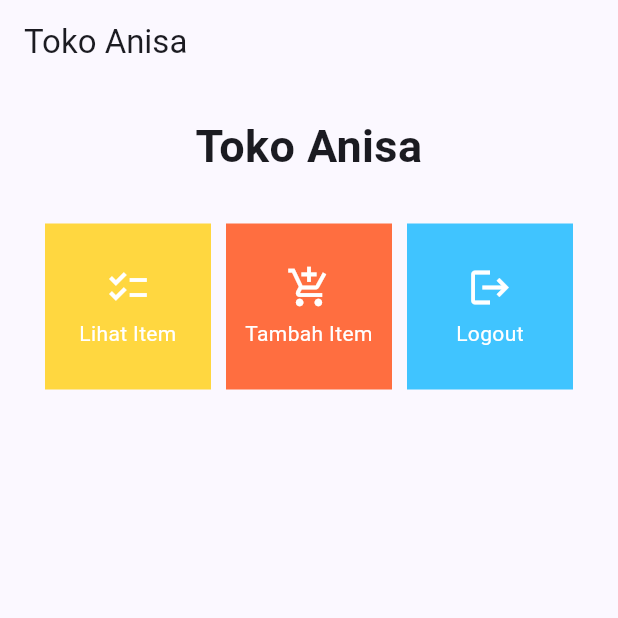
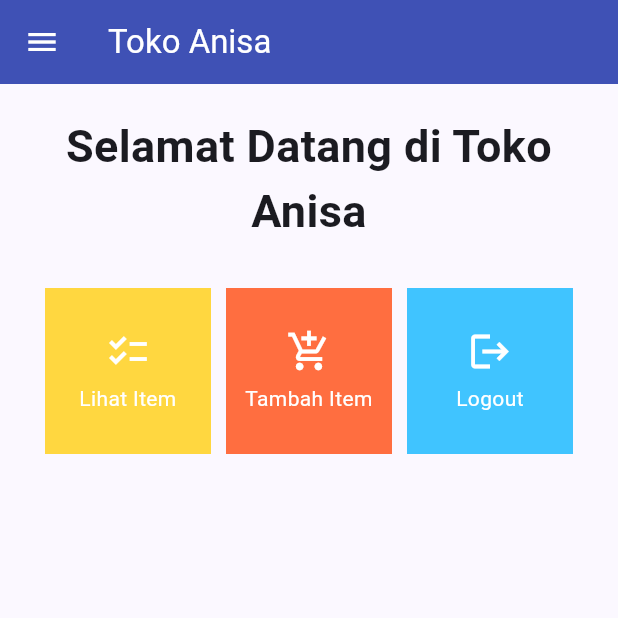
Before and after one commit to rizkiariffudin/toko-anisa-mobile, a Flutter app: the screen it shows after launch, on a phone screen of 412 x 824 dp, the top half of it. Run offline on Flutter 3.47's test engine with Material 2 defaults, Android fonts, the light colour scheme and no system bars.

Commit message:
Selesai Mengerjakan Tugas 8 + Bonus

```diff
--- a/lib/main.dart
+++ b/lib/main.dart
@@ -1,5 +1,5 @@
 import 'package:flutter/material.dart';
-import 'package:toko_anisa/menu.dart';
+import 'package:toko_anisa/screens/menu.dart';
 
 void main() {
   runApp(const MyApp());
@@ -12,7 +12,7 @@ class MyApp extends StatelessWidget {
   @override
   Widget build(BuildContext context) {
     return MaterialApp(
-      title: 'Flutter Demo',
+      title: 'Toko Anisa',
       theme: ThemeData(
         // This is the theme of your application.
         //
--- a/lib/menu.dart
+++ /dev/null
@@ -1,111 +0,0 @@
-import 'package:flutter/material.dart';
-
-class ShopItem {
-  final String name;
-  final IconData icon;
-  final Color color;
-
-  ShopItem(this.name, this.icon, this.color);
-}
-
-class MyHomePage extends StatelessWidget {
-  MyHomePage({Key? key}) : super(key: key);
-  final List<ShopItem> items = [
-    ShopItem("Lihat Item", Icons.checklist, Colors.amberAccent),
-    ShopItem("Tambah Item", Icons.add_shopping_cart, Colors.deepOrangeAccent),
-    ShopItem("Logout", Icons.logout, Colors.lightBlueAccent),
-  ];
-
-  @override
-  Widget build(BuildContext context) {
-    return Scaffold(
-      appBar: AppBar(
-        title: const Text(
-          'Toko Anisa',
-        ),
-      ),
-      body: SingleChildScrollView(
-        // Widget wrapper yang dapat discroll
-        child: Padding(
-          padding: const EdgeInsets.all(10.0), // Set padding dari halaman
-          child: Column(
-            // Widget untuk menampilkan children secara vertikal
-            children: <Widget>[
-              const Padding(
-                padding: EdgeInsets.only(top: 10.0, bottom: 10.0),
-                // Widget Text untuk menampilkan tulisan dengan alignment center dan style yang sesuai
-                child: Text(
-                  'Toko Anisa', // Text yang menandakan toko
-                  textAlign: TextAlign.center,
-                  style: TextStyle(
-                    fontSize: 30,
-                    fontWeight: FontWeight.bold,
-                  ),
-                ),
-              ),
-              // Grid layout
-              GridView.count(
-                // Container pada card kita.
-                primary: true,
-                padding: const EdgeInsets.all(20),
-                crossAxisSpacing: 10,
-                mainAxisSpacing: 10,
-                crossAxisCount: 3,
-                shrinkWrap: true,
-                children: items.map((ShopItem item) {
-                  // Iterasi untuk setiap item
-                  return ShopCard(item);
-                }).toList(),
-              ),
-            ],
-          ),
-        ),
-      ),
-    );
-  }
-}
-
-class ShopCard extends StatelessWidget {
-  final ShopItem item;
-
-  const ShopCard(this.item, {super.key}); // Constructor
-
-  @override
-  Widget build(BuildContext context) {
-    return Material(
-      color: item.color,
-      child: InkWell(
-        // Area responsive terhadap sentuhan
-        onTap: () {
-          // Memunculkan SnackBar ketika diklik
-          ScaffoldMessenger.of(context)
-            ..hideCurrentSnackBar()
-            ..showSnackBar(SnackBar(
-                content: Text("Kamu telah menekan tombol ${item.name}!")));
-        },
-        child: Container(
-          // Container untuk menyimpan Icon dan Text
-          padding: const EdgeInsets.all(8),
-          child: Center(
-            child: Column(
-              mainAxisAlignment: MainAxisAlignment.center,
-              children: [
-                Icon(
-                  item.icon,
-                  color: Colors.white,
-                  size: 30.0,
-                ),
-                const Padding(padding: EdgeInsets.all(3)),
-                Text(
-                  item.name,
-                  textAlign: TextAlign.center,
-                  style: const TextStyle(color: Colors.white),
-                ),
-              ],
-            ),
-          ),
-        ),
-      ),
-    );
-  }
-}
--- /dev/null
+++ b/lib/screens/menu.dart
@@ -0,0 +1,65 @@
+import 'package:flutter/material.dart';
+import 'package:toko_anisa/widgets/left_drawer.dart';
+import 'package:toko_anisa/widgets/shop_card.dart';
+
+class MyHomePage extends StatelessWidget {
+  MyHomePage({Key? key}) : super(key: key);
+
+  final List<MenuItem> items = [
+    MenuItem("Lihat Item", Icons.checklist, Colors.amberAccent),
+    MenuItem("Tambah Item", Icons.add_shopping_cart, Colors.deepOrangeAccent),
+    MenuItem("Logout", Icons.logout, Colors.lightBlueAccent),
+  ];
+
+  @override
+  Widget build(BuildContext context) {
+    return Scaffold(
+      appBar: AppBar(
+        centerTitle: false,
+        title: const Text(
+          'Toko Anisa',
+        ),
+        backgroundColor: Colors.indigo,
+        foregroundColor: Colors.white,
+      ),
+      drawer: const LeftDrawer(),
+      body: SingleChildScrollView(
+        // Widget wrapper yang dapat discroll
+        child: Padding(
+          padding: const EdgeInsets.all(10.0), // Set padding dari halaman
+          child: Column(
+            // Widget untuk menampilkan children secara vertikal
+            children: <Widget>[
+              const Padding(
+                padding: EdgeInsets.only(top: 10.0, bottom: 10.0),
+                // Widget Text untuk menampilkan tulisan dengan alignment center dan style yang sesuai
+                child: Text(
+                  'Selamat Datang di Toko Anisa', // Text yang menandakan toko
+                  textAlign: TextAlign.center,
+                  style: TextStyle(
+                    fontSize: 30,
+                    fontWeight: FontWeight.bold,
+                  ),
+                ),
+              ),
+              // Grid layout
+              GridView.count(
+                // Container pada card kita.
+                primary: true,
+                padding: const EdgeInsets.all(20),
+                crossAxisSpacing: 10,
+                mainAxisSpacing: 10,
+                crossAxisCount: 3,
+                shrinkWrap: true,
+                children: items.map((MenuItem item) {
+                  // Iterasi untuk setiap item
+                  return MenuCard(item);
+                }).toList(),
+              ),
+            ],
+          ),
+        ),
+      ),
+    );
+  }
+}
--- /dev/null
+++ b/lib/widgets/shop_card.dart
@@ -0,0 +1,87 @@
+import 'package:flutter/material.dart';
+import 'package:toko_anisa/screens/shoplist_form.dart';
+import 'package:toko_anisa/screens/show_item.dart';
+
+class MenuItem {
+  final String name;
+  final IconData icon;
+  final Color color;
+
+  MenuItem(this.name, this.icon, this.color);
+}
+
+class Item {
+  final String name;
+  final int amount;
+  final String description;
+
+  Item({
+    required this.name,
+    required this.amount,
+    required this.description,
+  });
+}
+
+class MenuCard extends StatelessWidget {
+  final MenuItem item;
+
+  const MenuCard(this.item, {super.key}); // Constructor
+
+  @override
+  Widget build(BuildContext context) {
+    return Material(
+      color: item.color,
+      child: InkWell(
+        // Area responsive terhadap sentuhan
+        onTap: () {
+          // Memunculkan SnackBar ketika diklik
+          ScaffoldMessenger.of(context)
+            ..hideCurrentSnackBar()
+            ..showSnackBar(SnackBar(
+                content: Text("Kamu telah menekan tombol ${item.name}!")));
+
+          if (item.name == "Lihat Item") {
+            Navigator.push(
+                context,
+                MaterialPageRoute(
+                  builder: (context) => const ItemsPage(),
+                ));
+          }
+
+          // Navigate ke route yang sesuai (tergantung jenis tombol)
+          if (item.name == "Tambah Item") {
+            // Melakukan navigasi ke MaterialPageRoute yang mencakup ShopFormPage.
+            Navigator.push(
+              context,
+              MaterialPageRoute(
+                builder: (context) => const ItemFormPage(),
+              ),
+            );
+          }
+        },
+        child: Container(
+          // Container untuk menyimpan Icon dan Text
+          padding: const EdgeInsets.all(8),
+          child: Center(
+            child: Column(
+              mainAxisAlignment: MainAxisAlignment.center,
+              children: [
+                Icon(
+                  item.icon,
+                  color: Colors.white,
+                  size: 30.0,
+                ),
+                const Padding(padding: EdgeInsets.all(3)),
+                Text(
+                  item.name,
+                  textAlign: TextAlign.center,
+                  style: const TextStyle(color: Colors.white),
+                ),
+              ],
+            ),
+          ),
+        ),
+      ),
+    );
+  }
+}
```
Also changed, not shown: lib/screens/shoplist_form.dart (added, +180 -0 lines), lib/screens/show_item.dart (added, +80 -0 lines), lib/widgets/left_drawer.dart (added, +86 -0 lines), 1 other file.
